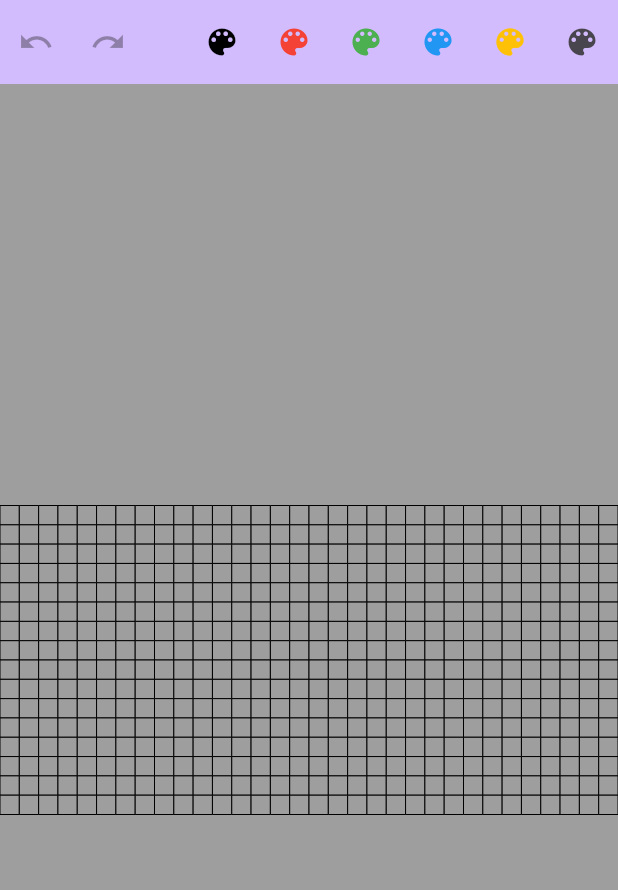
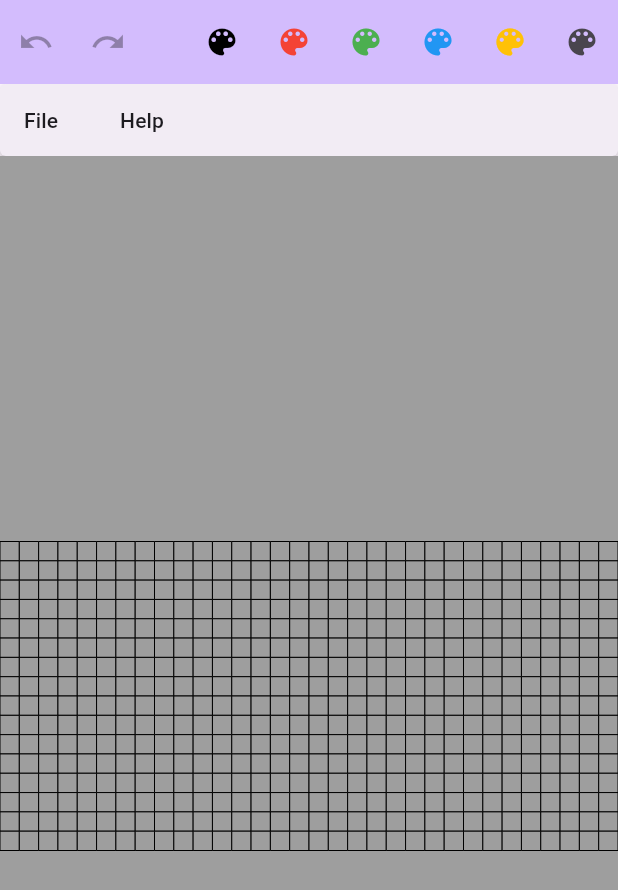
Before and after one commit to michasng/pixelart, a Flutter app: the screen it shows after launch, on a phone screen of 412 x 824 dp. Shown: the top 890 px of the screen. Run offline on Flutter 3.47's test engine with Material 3 defaults, Android fonts, the phone set to English and light mode, and no system bars.

Commit message:
Add a menu bar

```diff
--- a/lib/components/canvas/canvas_page.dart
+++ b/lib/components/canvas/canvas_page.dart
@@ -1,5 +1,6 @@
 import 'package:flutter/material.dart';
 import 'package:pixelart/components/canvas/canvas.dart';
+import 'package:pixelart/components/canvas/canvas_page_menu.dart';
 import 'package:pixelart/components/canvas/canvas_settings.dart';
 import 'package:pixelart/components/canvas/random_access_image.dart';
 import 'package:pixelart/components/canvas/tools/draw_tool.dart';
@@ -78,7 +79,8 @@ class _CanvasPageState extends State<CanvasPage> {
           ),
         ],
       ),
-      body: Canvas(
+      body: CanvasPageMenu(
+        child: Canvas(
           key: _canvasKey,
           initialImage: RandomAccessImage.filled(
             width: 32,
@@ -97,6 +99,7 @@ class _CanvasPageState extends State<CanvasPage> {
             });
           },
         ),
+      ),
     );
   }
 }
--- /dev/null
+++ b/lib/components/canvas/canvas_page_menu.dart
@@ -0,0 +1,72 @@
+import 'package:flutter/material.dart';
+
+class CanvasPageMenu extends StatelessWidget {
+  final Widget child;
+
+  const CanvasPageMenu({
+    super.key,
+    required this.child,
+  });
+
+  @override
+  Widget build(BuildContext context) {
+    return Column(
+      crossAxisAlignment: CrossAxisAlignment.stretch,
+      children: [
+        MenuBar(
+          children: [
+            SubmenuButton(
+              menuChildren: <Widget>[
+                MenuItemButton(
+                  onPressed: () {
+                    // TODO: implement
+                  },
+                  child: const MenuAcceleratorLabel('&New'),
+                ),
+                MenuItemButton(
+                  onPressed: () {
+                    // TODO: implement
+                  },
+                  child: const MenuAcceleratorLabel('&Open'),
+                ),
+                Divider(),
+                MenuItemButton(
+                  onPressed: () {
+                    // TODO: implement
+                  },
+                  child: const MenuAcceleratorLabel('&Save'),
+                ),
+                Divider(),
+                MenuItemButton(
+                  onPressed: () {
+                    // TODO: implement
+                  },
+                  child: const MenuAcceleratorLabel('E&xit'),
+                ),
+              ],
+              child: const MenuAcceleratorLabel('&File'),
+            ),
+            SubmenuButton(
+              menuChildren: <Widget>[
+                MenuItemButton(
+                  onPressed: () {
+                    showAboutDialog(
+                      context: context,
+                      applicationName: 'Pixelart',
+                      applicationVersion: '1.0.0',
+                    );
+                  },
+                  child: const MenuAcceleratorLabel('&About'),
+                ),
+              ],
+              child: const MenuAcceleratorLabel('&Help'),
+            ),
+          ],
+        ),
+        Expanded(
+          child: child,
+        ),
+      ],
+    );
+  }
+}
```
Lines whose indentation alone changed are shown as unchanged.
